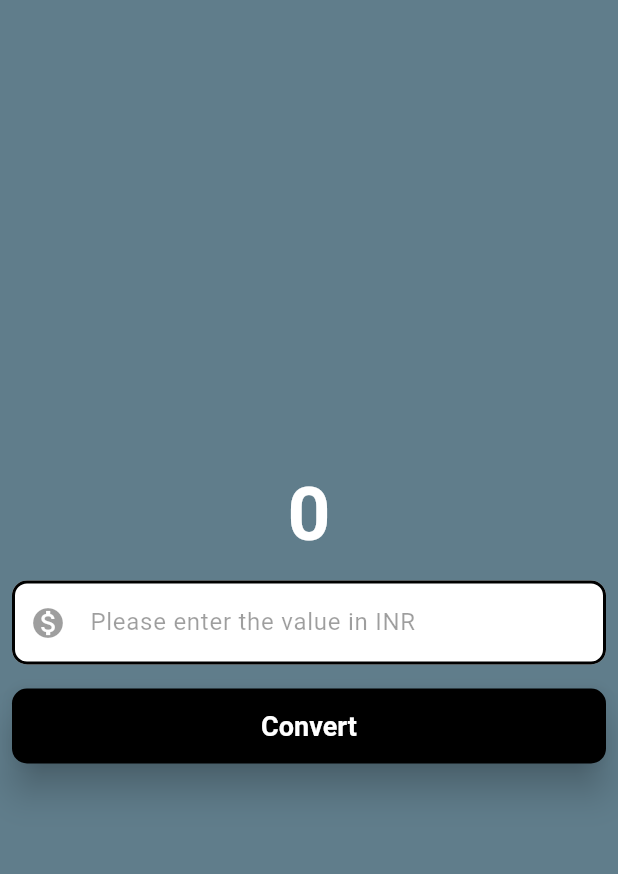
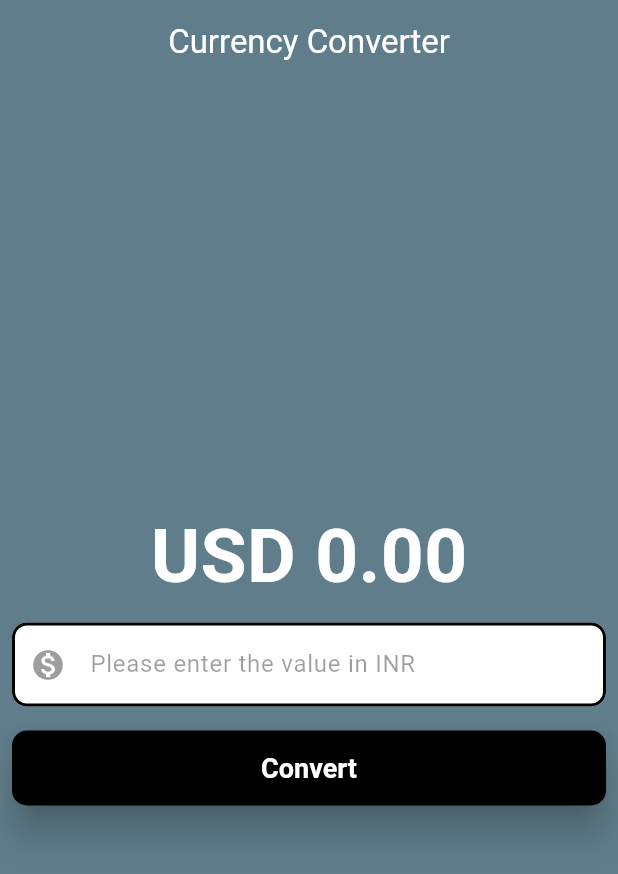
Before and after one commit to Threshik/Currency-Converter-Application, a Flutter app: the screen it shows after launch, after a tap on "Convert", on a phone screen of 412 x 824 dp. Shown: the top 874 px of the screen. Run offline on Flutter 3.47's test engine with Material 3 defaults, Android fonts, the phone set to English and light mode, and no system bars.

Commit message:
Done with the functionality

```diff
--- a/lib/pages/currency_converter_material_page.dart
+++ b/lib/pages/currency_converter_material_page.dart
@@ -1,8 +1,17 @@
 import 'package:flutter/material.dart';
 
-class CurrencyConverterMaterialPage extends StatelessWidget {
+class CurrencyConverterMaterialPage extends StatefulWidget {
   const CurrencyConverterMaterialPage({super.key});
 
+  @override
+  State<CurrencyConverterMaterialPage> createState() =>
+      _CurrencyConverterMaterialPageState();
+}
+
+class _CurrencyConverterMaterialPageState
+    extends State<CurrencyConverterMaterialPage> {
+  double result = 0;
+  final TextEditingController textEditingController = TextEditingController();
   @override
   Widget build(BuildContext context) {
     const border = OutlineInputBorder(
@@ -15,13 +24,22 @@ class CurrencyConverterMaterialPage extends StatelessWidget {
     );
     return Scaffold(
       backgroundColor: Colors.blueGrey,
+      appBar: AppBar(
+        title: Text(
+          "Currency Converter",
+          style: TextStyle(color: Colors.white),
+        ),
+        centerTitle: true,
+        backgroundColor: Colors.blueGrey,
+        elevation: 0,
+      ),
       body: Center(
         child: Column(
           mainAxisAlignment: MainAxisAlignment.center,
           children: [
-            const Text(
-              '0',
-              style: TextStyle(
+            Text(
+              "USD ${result.toStringAsFixed(2)}",
+              style: const TextStyle(
                 fontSize: 50,
                 fontWeight: FontWeight.bold,
                 color: Colors.white,
@@ -29,9 +47,10 @@ class CurrencyConverterMaterialPage extends StatelessWidget {
             ),
             Padding(
               padding: const EdgeInsets.all(8.0),
-              child: const TextField(
-                style: TextStyle(color: Colors.black),
-                decoration: InputDecoration(
+              child: TextField(
+                controller: textEditingController,
+                style: const TextStyle(color: Colors.black),
+                decoration: const InputDecoration(
                   hintText: "Please enter the value in INR",
                   hintStyle: TextStyle(color: Colors.black38),
                   prefixIcon: Icon(Icons.monetization_on),
@@ -48,16 +67,28 @@ class CurrencyConverterMaterialPage extends StatelessWidget {
               padding: const EdgeInsets.all(8.0),
               child: ElevatedButton(
                 onPressed: () {
-                  debugPrint("Button clicked");
+                  setState(() {
+                    result = double.parse(textEditingController.text) / 88.24;
+                  });
+
+                  // debugPrint(result.toString());
                 },
-                style:  const ButtonStyle(
+                style: const ButtonStyle(
                   elevation: WidgetStatePropertyAll(10),
                   backgroundColor: WidgetStatePropertyAll(Colors.black),
                   foregroundColor: WidgetStatePropertyAll(Colors.white),
-                  minimumSize: WidgetStatePropertyAll(Size(double.infinity,50)),
-                  textStyle: WidgetStatePropertyAll(TextStyle(fontSize: 18,fontWeight: FontWeight.bold)),
+                  minimumSize: WidgetStatePropertyAll(
+                    Size(double.infinity, 50),
+                  ),
+                  textStyle: WidgetStatePropertyAll(
+                    TextStyle(fontSize: 18, fontWeight: FontWeight.bold),
+                  ),
                   //by default it gives RoundedRectangleBorder so making is less
-                  shape: WidgetStatePropertyAll(RoundedRectangleBorder(borderRadius:BorderRadius.all(Radius.circular(10))))
+                  shape: WidgetStatePropertyAll(
+                    RoundedRectangleBorder(
+                      borderRadius: BorderRadius.all(Radius.circular(10)),
+                    ),
+                  ),
                 ),
                 child: Text("Convert"),
               ),
```
